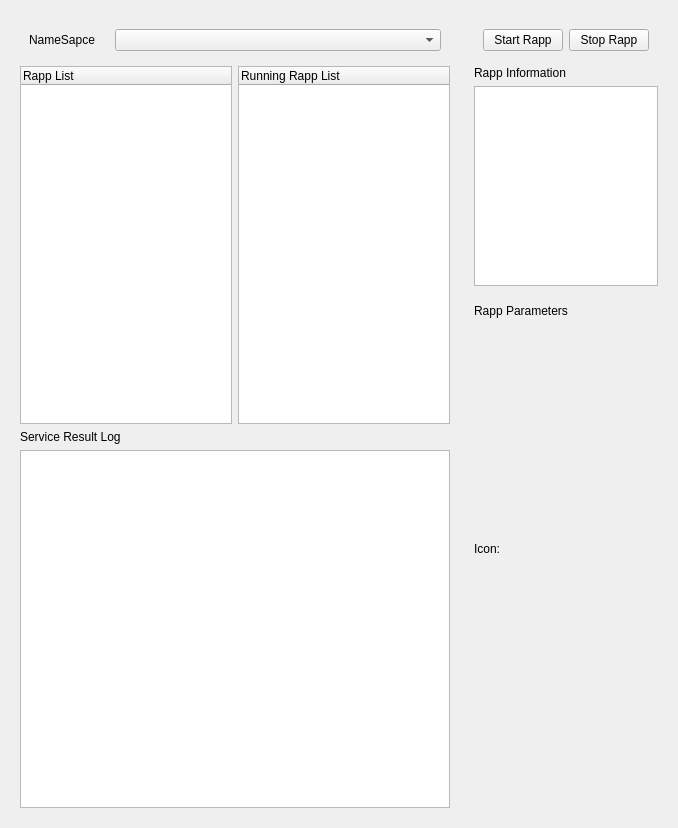
The window that rocon_qt_app_manager/ui/qt_rapp_manager.ui (robotics-in-concert/rocon_qt_gui) describes before a commit, drawn with Qt 5.
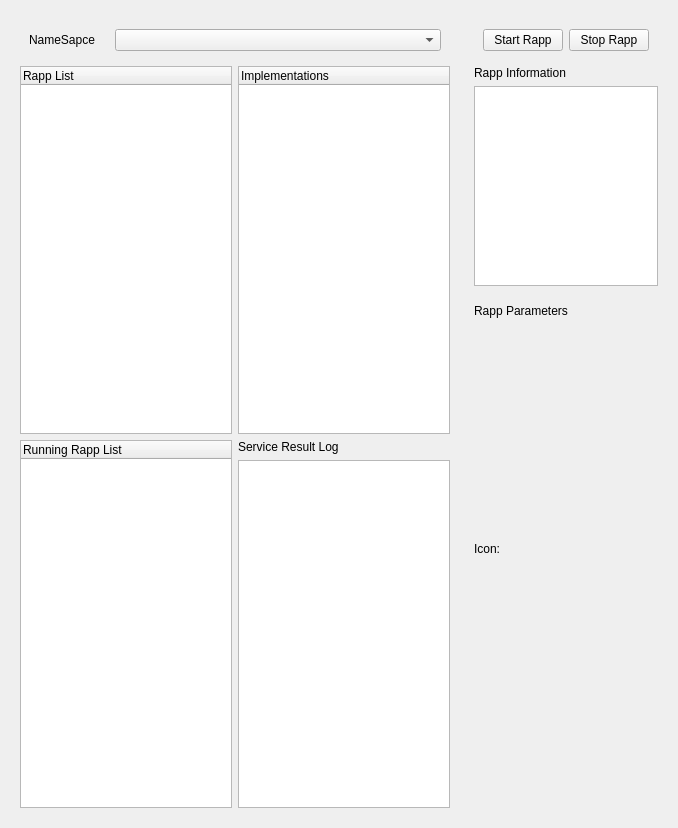
The same window after the commit.

Commit message: add implementation tree and user can select them to start

```diff
--- a/rocon_qt_app_manager/ui/qt_rapp_manager.ui
+++ b/rocon_qt_app_manager/ui/qt_rapp_manager.ui
@@ -66,6 +66,19 @@
         </widget>
        </item>
        <item>
+        <widget class="QTreeWidget" name="implementation_tree_widget">
+         <column>
+          <property name="text">
+           <string>Implementations</string>
+          </property>
+         </column>
+        </widget>
+       </item>
+      </layout>
+     </item>
+     <item>
+      <layout class="QHBoxLayout" name="horizontalLayout_2">
+       <item>
         <widget class="QTreeWidget" name="running_rapp_tree_widget">
          <column>
           <property name="text">
@@ -74,8 +87,8 @@
          </column>
         </widget>
        </item>
-      </layout>
-     </item>
+       <item>
+        <layout class="QVBoxLayout" name="verticalLayout_2">
      <item>
       <widget class="QLabel" name="label_2">
        <property name="text">
@@ -89,6 +102,10 @@
         <bool>true</bool>
        </property>
       </widget>
+         </item>
+        </layout>
+       </item>
+      </layout>
      </item>
     </layout>
    </item>
```
Left out of the diff: 2 changed lines with no effect on the pictures. Lines whose indentation alone changed are shown as unchanged. The commit also changes 2 other files.
